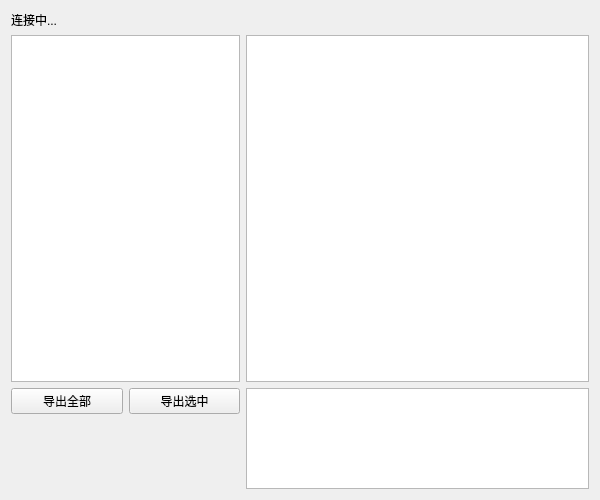
The window that widget.ui (wujichao/CrashExporter) describes before a commit, drawn with Qt 5.
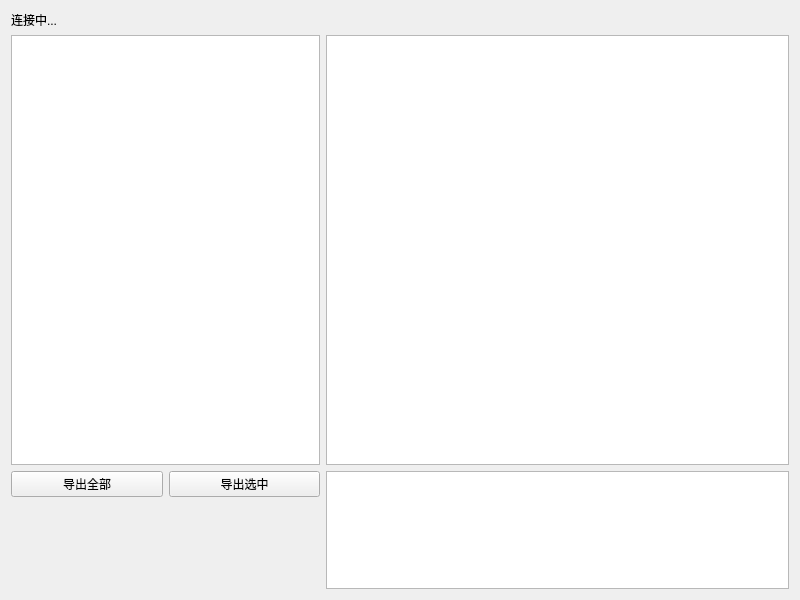
The same window after the commit.

```diff
--- a/widget.ui
+++ b/widget.ui
@@ -6,8 +6,8 @@
    <rect>
     <x>0</x>
     <y>0</y>
-    <width>600</width>
-    <height>500</height>
+    <width>800</width>
+    <height>600</height>
    </rect>
   </property>
   <property name="windowTitle">
```
